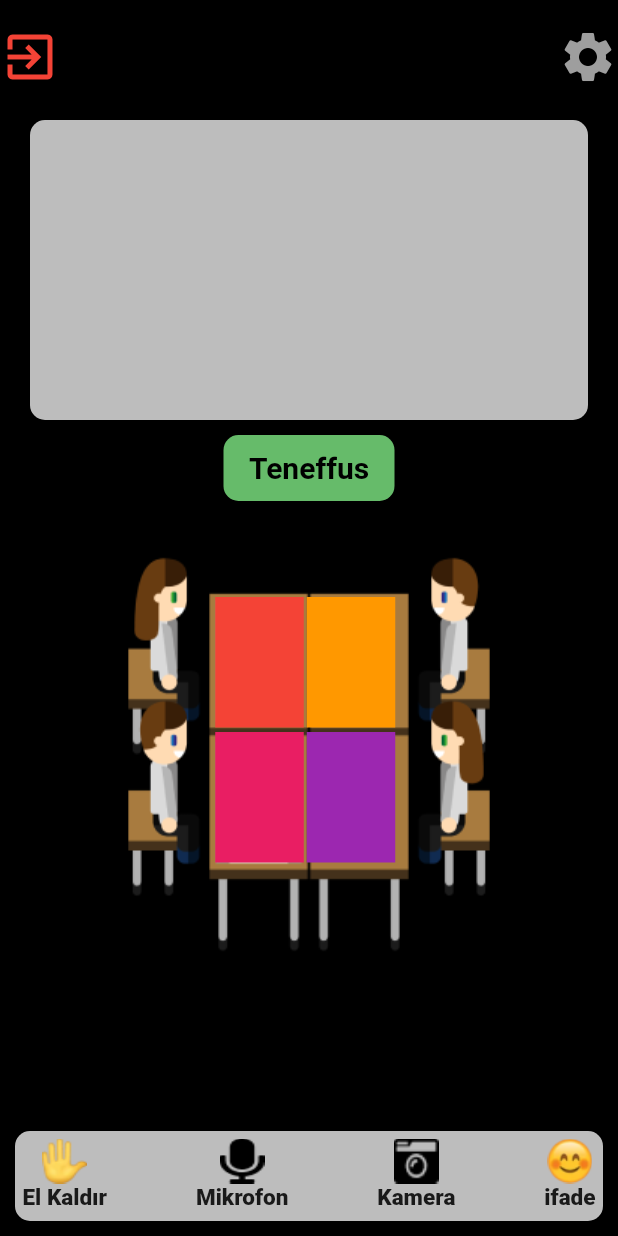
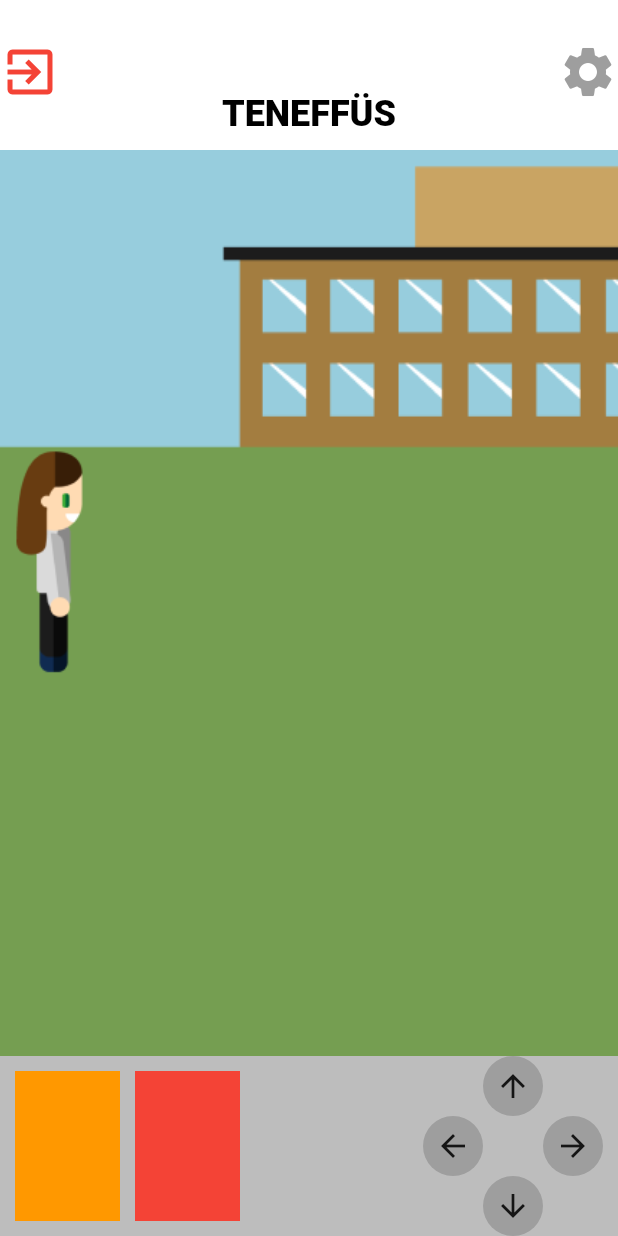
Before and after one commit to AdilElhaci/imparoo-android, a Flutter app: the StudentOnlineClass screen opened directly, after a tap on "Teneffus", on a phone screen of 412 x 824 dp. Run offline on Flutter 3.47's test engine with Material 2 defaults, Android fonts, the phone set to English and light mode, and no system bars; our stand-ins replace cloud_firestore, firebase_core; accounts and stored records are empty.

Commit message:
added play time page to student side

```diff
--- a/lib/screens/student/student_online_class.dart
+++ b/lib/screens/student/student_online_class.dart
@@ -1,6 +1,7 @@
 import 'package:flutter/material.dart';
 import 'package:flutter/services.dart';
 import 'package:imparoo/screens/student/student_lessons.dart';
+import 'package:imparoo/screens/student/student_play_time.dart';
 
 class StudentOnlineClass extends StatefulWidget {
   StudentOnlineClass({Key key}) : super(key: key);
@@ -62,7 +63,7 @@ class _StudentOnlineClassState extends State<StudentOnlineClass> {
             MaterialButton(
               onPressed: () {
                 Navigator.push(context,
-                    MaterialPageRoute(builder: (_) => StudentOnlineClass()));
+                    MaterialPageRoute(builder: (_) => StudentPlayTime()));
               },
               child: Container(
                 margin: EdgeInsets.only(top: 10),
--- /dev/null
+++ b/lib/screens/student/student_play_time.dart
@@ -0,0 +1,209 @@
+import 'package:flutter/material.dart';
+import 'package:imparoo/screens/student/student_online_class.dart';
+
+class StudentPlayTime extends StatefulWidget {
+  StudentPlayTime({Key key}) : super(key: key);
+
+  @override
+  _StudentPlayTimeState createState() => _StudentPlayTimeState();
+}
+
+class _StudentPlayTimeState extends State<StudentPlayTime> {
+  String playTimeOn = "assets/images/playtimeground.png";
+  double leftMargin = 10;
+  double rightMargin = 0;
+  double upMargin = 200;
+  double downMargin = 0;
+
+  @override
+  Widget build(BuildContext context) {
+    return Scaffold(
+      backgroundColor: Colors.white,
+      appBar: AppBar(
+        toolbarHeight: 100,
+        backgroundColor: Colors.white,
+        elevation: 0,
+        flexibleSpace: SafeArea(
+          child: Padding(
+            padding: const EdgeInsets.only(top: 28.0),
+            child: Row(
+              crossAxisAlignment: CrossAxisAlignment.start,
+              mainAxisAlignment: MainAxisAlignment.spaceBetween,
+              children: [
+                GestureDetector(
+                  onTap: () {
+                    Navigator.push(
+                        context,
+                        MaterialPageRoute(
+                            builder: (_) => StudentOnlineClass()));
+                  },
+                  child: Icon(
+                    Icons.exit_to_app,
+                    size: 40,
+                    color: Colors.red,
+                  ),
+                ),
+                Padding(
+                  padding: const EdgeInsets.only(top: 34.0),
+                  child: Text(
+                    "TENEFFÜS",
+                    style: TextStyle(
+                        fontSize: 24,
+                        color: Colors.black,
+                        fontWeight: FontWeight.w900),
+                  ),
+                ),
+                Icon(
+                  Icons.settings,
+                  size: 40,
+                  color: Colors.grey,
+                )
+              ],
+            ),
+          ),
+        ),
+        leading: new Container(),
+      ),
+      body: Container(
+        child: Stack(
+          children: [
+            Container(
+              height: MediaQuery.of(context).size.height,
+              width: MediaQuery.of(context).size.width,
+              child: Image.asset(
+                playTimeOn,
+                fit: BoxFit.fill,
+              ),
+            ),
+            Container(
+              margin: EdgeInsets.only(
+                  top: upMargin,
+                  left: leftMargin,
+                  right: rightMargin,
+                  bottom: downMargin),
+              height: 150,
+              width: 46,
+              child: Image.asset(
+                "assets/images/student_girl.png",
+                fit: BoxFit.fill,
+              ),
+            ),
+          ],
+        ),
+      ),
+      floatingActionButtonLocation: FloatingActionButtonLocation.centerDocked,
+      floatingActionButton: buildBottomNavBar(),
+    );
+  }
+
+  Container buildBottomNavBar() {
+    return Container(
+      height: 120,
+      decoration: BoxDecoration(
+        color: Colors.grey[400],
+      ),
+      child: Row(mainAxisAlignment: MainAxisAlignment.spaceBetween, children: [
+        Row(
+          children: [
+            Container(
+              margin: EdgeInsets.only(left: 10),
+              height: 100,
+              width: 70,
+              color: Colors.orange,
+            ),
+            Container(
+              margin: EdgeInsets.only(left: 10),
+              height: 100,
+              width: 70,
+              color: Colors.red,
+            ),
+          ],
+        ),
+        Padding(
+          padding: const EdgeInsets.only(right: 10.0),
+          child: Column(
+            crossAxisAlignment: CrossAxisAlignment.center,
+            children: [
+              GestureDetector(
+                onTap: () {
+                  setState(() {
+                    if (upMargin >= 200) upMargin -= 10;
+                  });
+                },
+                child: Container(
+                  height: 40,
+                  width: 40,
+                  decoration: BoxDecoration(
+                      borderRadius: BorderRadius.all(Radius.circular(20)),
+                      color: Colors.grey),
+                  child: Center(
+                    child: Icon(Icons.arrow_upward),
+                  ),
+                ),
+              ),
+              Row(
+                mainAxisAlignment: MainAxisAlignment.spaceBetween,
+                children: [
+                  GestureDetector(
+                    onTap: () {
+                      setState(() {
+                        leftMargin -= 10;
+                      });
+                    },
+                    child: Container(
+                      height: 40,
+                      width: 40,
+                      decoration: BoxDecoration(
+                          borderRadius: BorderRadius.all(Radius.circular(20)),
+                          color: Colors.grey),
+                      child: Center(
+                        child: Icon(Icons.arrow_back),
+                      ),
+                    ),
+                  ),
+                  SizedBox(
+                    width: 40,
+                  ),
+                  GestureDetector(
+                    onTap: () {
+                      setState(() {
+                        leftMargin += 10;
+                      });
+                    },
+                    child: Container(
+                      height: 40,
+                      width: 40,
+                      decoration: BoxDecoration(
+                          borderRadius: BorderRadius.all(Radius.circular(20)),
+                          color: Colors.grey),
+                      child: Center(
+                        child: Icon(Icons.arrow_forward),
+                      ),
+                    ),
+                  )
+                ],
+              ),
+              GestureDetector(
+                onTap: () {
+                  setState(() {
+                    if (upMargin < 400) upMargin += 10;
+                  });
+                },
+                child: Container(
+                  height: 40,
+                  width: 40,
+                  decoration: BoxDecoration(
+                      borderRadius: BorderRadius.all(Radius.circular(20)),
+                      color: Colors.grey),
+                  child: Center(
+                    child: Icon(Icons.arrow_downward),
+                  ),
+                ),
+              )
+            ],
+          ),
+        )
+      ]),
+    );
+  }
+}
```
Also changed, not shown: assets/images/imparo-teneffus-bahce 1.png (added), assets/images/playtime.png (added), assets/images/playtimeground.png (added), assets/images/student_boy.png (added), assets/images/student_girl.png (added).
